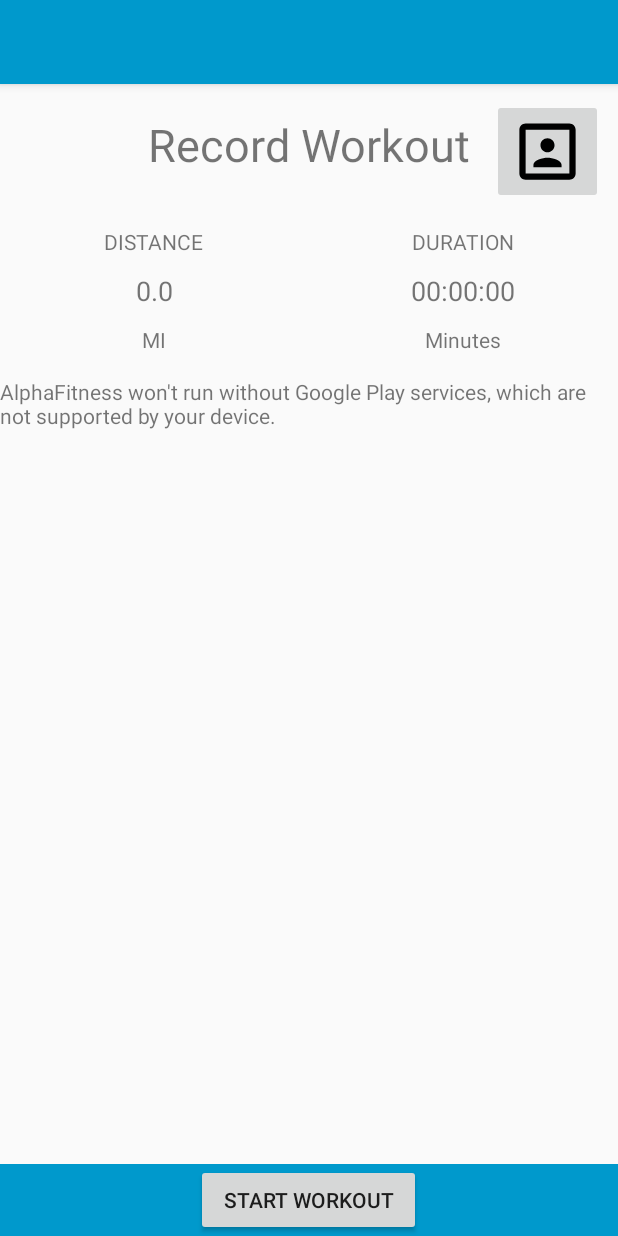
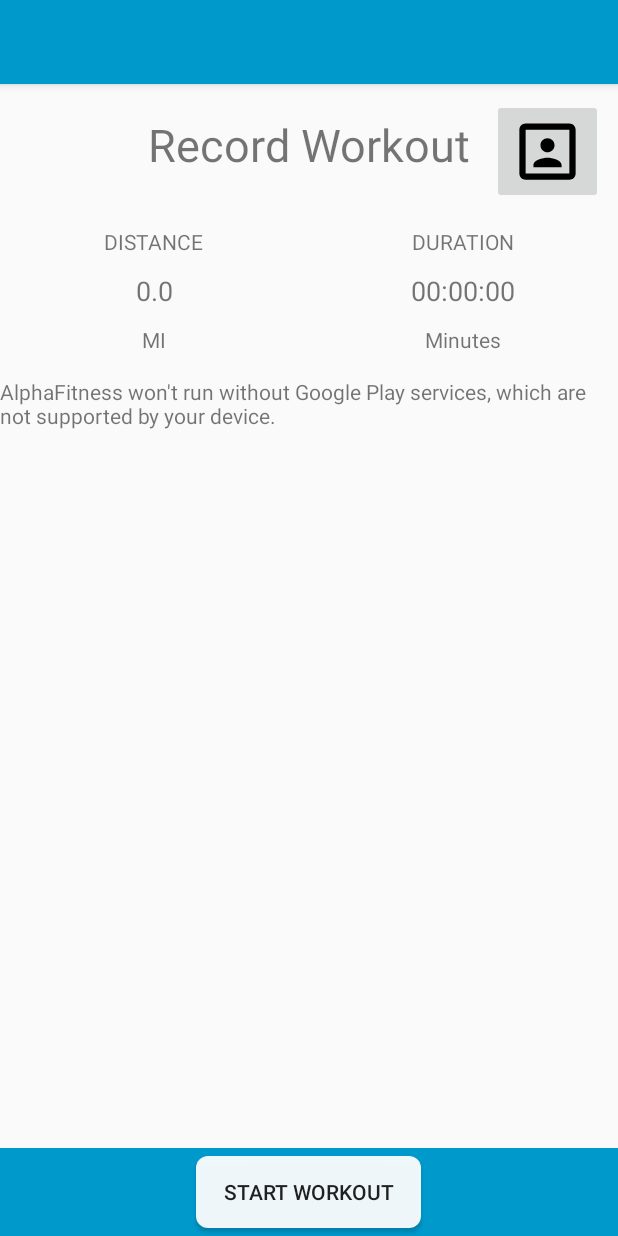
Before and after one commit to bluenano/AlphaFitness, an Android app: the screen it shows after launch (RecordActivity), on a phone screen of 412 x 824 dp. Run offline under Robolectric (Android 15) with nearby library versions, the phone set to English and light mode, and no system bars; libraries missing offline, so code that uses them is left out: com.github.mikephil.charting.

```diff
--- /dev/null
+++ b/app/src/main/res/drawable/rounded_button.xml
@@ -0,0 +1,9 @@
+<?xml version="1.0" encoding="utf-8"?>
+<shape xmlns:android="http://schemas.android.com/apk/res/android"
+    android:shape="rectangle">
+    <solid android:color="#eeffffff" />
+    <corners android:bottomRightRadius="8dp"
+        android:bottomLeftRadius="8dp"
+        android:topRightRadius="8dp"
+        android:topLeftRadius="8dp"/>
+</shape>
--- a/app/src/main/res/layout/fragment_workout.xml
+++ b/app/src/main/res/layout/fragment_workout.xml
@@ -135,6 +135,9 @@
                 android:id="@+id/record_button_id"
                 android:layout_width="150dp"
                 android:layout_height="wrap_content"
+                android:background="@drawable/rounded_button"
+                android:layout_marginTop="5dp"
+                android:layout_marginBottom="5dp"
                 android:text="@string/start_workout" />
 
         </LinearLayout>
```
Also changed, not shown: 1 other file.
